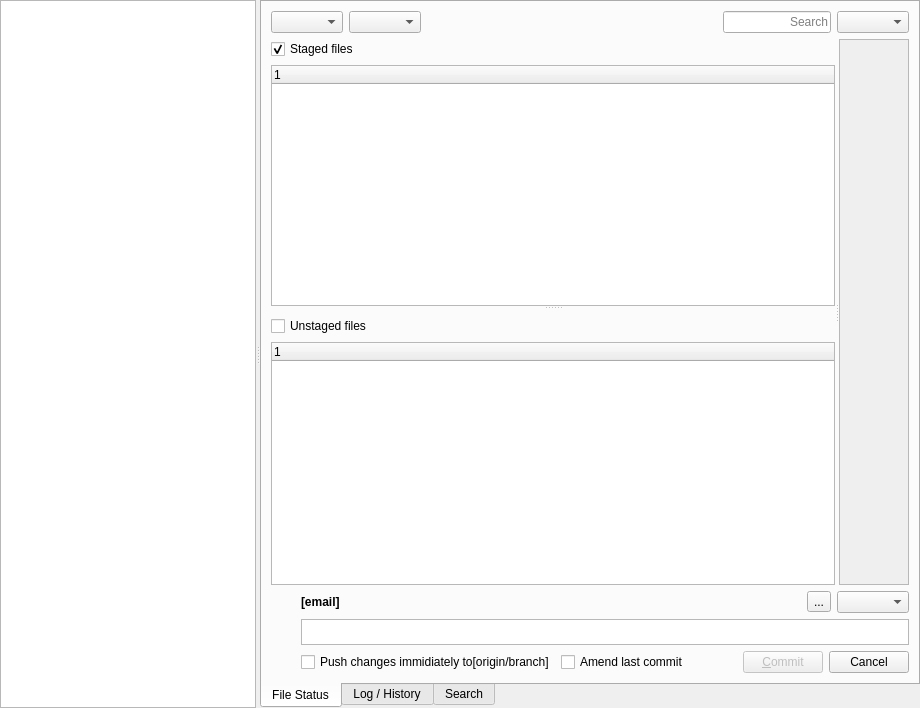
This is qgitrepository.ui in bokic/gitmaster as Qt 5 draws it before an edit. The edited form follows.
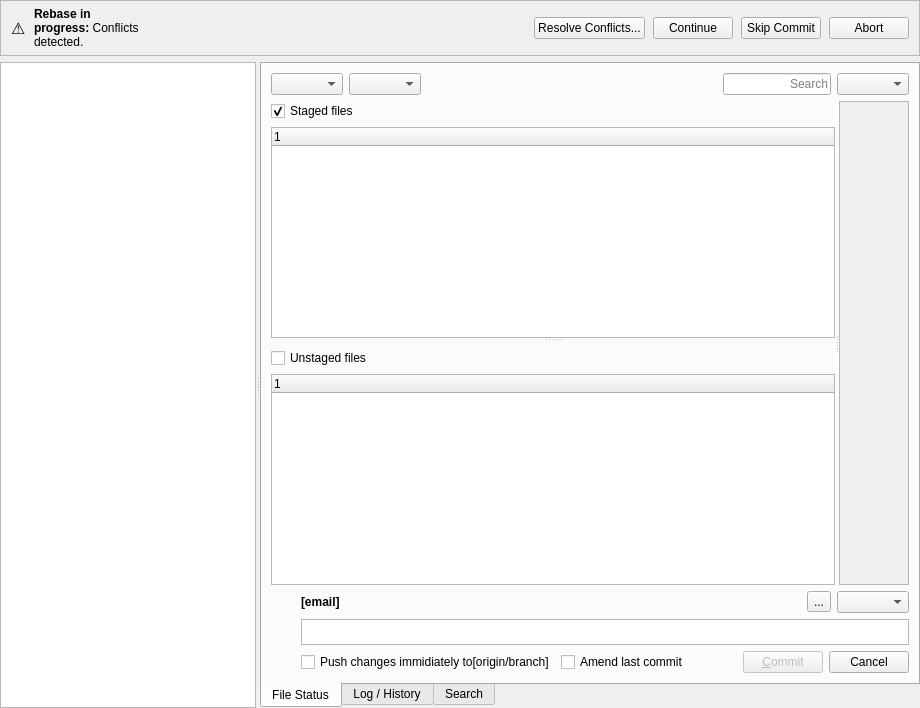
This is the edited form. Custom widgets are drawn as their Qt base class.

Commit message: Implement Cherry-Pick / Rebase Controls

Diff of the .ui file:
```diff
--- a/qgitrepository.ui
+++ b/qgitrepository.ui
@@ -26,6 +26,97 @@
    <property name="bottomMargin">
     <number>0</number>
    </property>
+   <item>
+    <widget class="QFrame" name="frame_operationBanner">
+     <property name="frameShape">
+      <enum>QFrame::StyledPanel</enum>
+     </property>
+     <property name="frameShadow">
+      <enum>QFrame::Raised</enum>
+     </property>
+     <layout class="QHBoxLayout" name="horizontalLayout_operationBanner">
+      <property name="leftMargin">
+       <number>10</number>
+      </property>
+      <property name="topMargin">
+       <number>6</number>
+      </property>
+      <property name="rightMargin">
+       <number>10</number>
+      </property>
+      <property name="bottomMargin">
+       <number>6</number>
+      </property>
+      <property name="spacing">
+       <number>8</number>
+      </property>
+      <item>
+       <widget class="QLabel" name="label_operationIcon">
+        <property name="font">
+         <font>
+          <pointsize>12</pointsize>
+          <bold>true</bold>
+         </font>
+        </property>
+        <property name="text">
+         <string>⚠️</string>
+        </property>
+       </widget>
+      </item>
+      <item>
+       <widget class="QLabel" name="label_operationText">
+        <property name="text">
+         <string>&lt;b&gt;Rebase in progress:&lt;/b&gt; Conflicts detected.</string>
+        </property>
+        <property name="wordWrap">
+         <bool>true</bool>
+        </property>
+       </widget>
+      </item>
+      <item>
+       <spacer name="horizontalSpacer_opBanner">
+        <property name="orientation">
+         <enum>Qt::Horizontal</enum>
+        </property>
+        <property name="sizeHint" stdset="0">
+         <size>
+          <width>40</width>
+          <height>20</height>
+         </size>
+        </property>
+       </spacer>
+      </item>
+      <item>
+       <widget class="QPushButton" name="pushButton_resolveConflicts">
+        <property name="text">
+         <string>Resolve Conflicts...</string>
+        </property>
+       </widget>
+      </item>
+      <item>
+       <widget class="QPushButton" name="pushButton_continueOperation">
+        <property name="text">
+         <string>Continue</string>
+        </property>
+       </widget>
+      </item>
+      <item>
+       <widget class="QPushButton" name="pushButton_skipOperation">
+        <property name="text">
+         <string>Skip Commit</string>
+        </property>
+       </widget>
+      </item>
+      <item>
+       <widget class="QPushButton" name="pushButton_abortOperation">
+        <property name="text">
+         <string>Abort</string>
+        </property>
+       </widget>
+      </item>
+     </layout>
+    </widget>
+   </item>
    <item>
     <widget class="QSplitter" name="splitter">
      <property name="orientation">
```
The commit also changes 5 other files.
